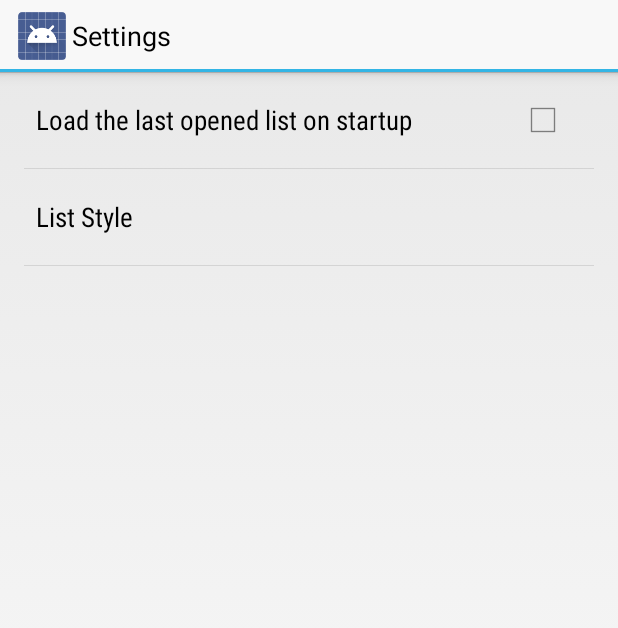
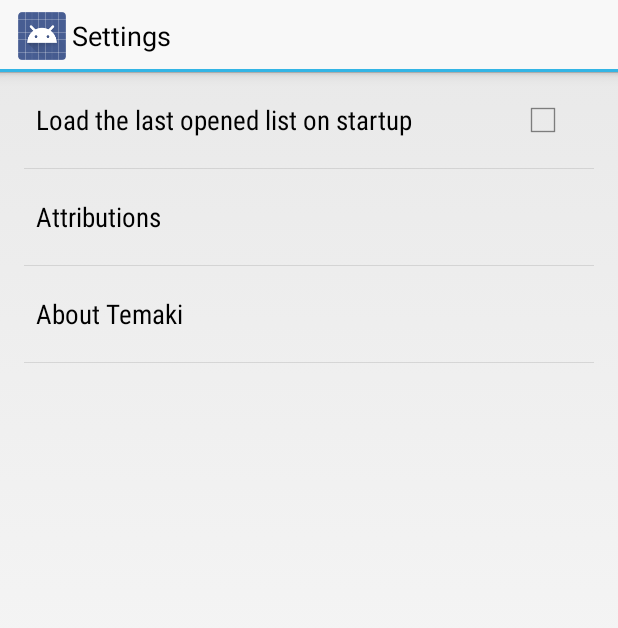
Before and after one commit to jffrymrtn/temaki, an Android app: the screen it shows after launch (SettingsActivity), in the options menu, after a tap on "Settings", on a phone screen of 412 x 824 dp. Shown: the top 628 px of the screen. Run offline under Robolectric (Android 15) with nearby library versions, the phone set to English and light mode, and no system bars; 3 statements that could not run were skipped.

Commit message:
Updated Settings with About and Attribution Several UI enhancements and layout refactoring Added icons to Edit and Delete context menus Several bug fixes

```diff
--- a/src/main/AndroidManifest.xml
+++ b/src/main/AndroidManifest.xml
@@ -1,8 +1,8 @@
 <?xml version="1.0" encoding="utf-8"?>
 <manifest xmlns:android="http://schemas.android.com/apk/res/android"
     package="com.jmartin.temaki"
-    android:versionCode="1"
-    android:versionName="1.0" >
+    android:versionCode="2"
+    android:versionName="1.1" >
 
     <uses-sdk
         android:minSdkVersion="14"
--- a/src/main/java/com/jmartin/temaki/MainDrawerActivity.java
+++ b/src/main/java/com/jmartin/temaki/MainDrawerActivity.java
@@ -97,6 +97,7 @@ public class MainDrawerActivity extends FragmentActivity
         // If there is a list to load, load it
         if (!loadedListName.equalsIgnoreCase("")) {
             loadedList = lists.get(loadedListName);
+            selectedItemPos = drawerItems.indexOf((loadedListName));
         }
 
         // Set the Navigation Drawer up
@@ -104,7 +105,7 @@ public class MainDrawerActivity extends FragmentActivity
         listsDrawerListView = (ListView) findViewById(R.id.lists_drawer);
 
         // Set the drawer ListView Header
-        View drawerListViewHeaderView = getLayoutInflater().inflate(R.layout.drawer_header, null);
+        View drawerListViewHeaderView = getLayoutInflater().inflate(R.layout.drawer_newlist_header, null);
         listsDrawerListView.addHeaderView(drawerListViewHeaderView);
 
         // Set drawer ListView adapter
@@ -220,7 +221,14 @@ public class MainDrawerActivity extends FragmentActivity
 
     @Override
     public void onFinishAlertDialog() {
-        deleteList(drawerItems.get(selectedItemPos));
+        try {
+            // Normal delete procedure for saved lists
+            deleteList(drawerItems.get(selectedItemPos));
+        } catch (ArrayIndexOutOfBoundsException e) {
+            // Only happens when we try to delete a new list that hasn't been saved yet,
+            // Let's just load a new list in this case (kind of like a "clear" function)
+            loadListIntoFragment(null, null);
+        }
     }
 
     @Override
@@ -262,6 +270,11 @@ public class MainDrawerActivity extends FragmentActivity
     }
 
     private void deleteList(String listName) {
+        // If one of these don't contain the list, it means it was never persisted. Return here
+        if (!(lists.containsKey(listName) && drawerItems.contains(listName))) {
+            return;
+        }
+
         lists.remove(listName);
 
         drawerItems.remove(drawerItems.indexOf(listName));
@@ -322,6 +335,8 @@ public class MainDrawerActivity extends FragmentActivity
         // If the user wants to load the last opened list on startup, save the list's name
         if (sharedPrefs.getBoolean(SettingsActivity.KEY_PREF_STARTUP_OPTION, false)) {
             sharedPrefsEditor.putString(LAST_OPENED_LIST_SP_KEY, mainListsFragment.getListName());
+        } else {
+            sharedPrefsEditor.putString(LAST_OPENED_LIST_SP_KEY, "");
         }
 
         Gson gson = new Gson();
@@ -405,7 +420,7 @@ public class MainDrawerActivity extends FragmentActivity
             listName = getDefaultTitle();
         }
 
-        if (listItems.size() > 0) {
+        if ((listItems.size() > 0) || (lists.containsKey(listName))) {
             lists.put(listName, listItems);
             updateDrawer(listName);
         }
--- a/src/main/java/com/jmartin/temaki/MainListsFragment.java
+++ b/src/main/java/com/jmartin/temaki/MainListsFragment.java
@@ -4,6 +4,7 @@ import android.app.Fragment;
 import android.app.FragmentManager;
 import android.content.Context;
 import android.content.Intent;
+import android.graphics.Typeface;
 import android.os.Bundle;
 import android.view.ActionMode;
 import android.view.KeyEvent;
@@ -51,6 +52,7 @@ public class MainListsFragment extends Fragment
     /* Used for keeping track of selected item. Ideally don't want to do it this way but isSelected
     * is not working in the click listener below.*/
     private int selectedItemPos = -1;
+    private TextView selectedItemView = null;
 
     public MainListsFragment() {
         super();
@@ -113,6 +115,7 @@ public class MainListsFragment extends Fragment
     }
 
     private void clearItemSelection() {
+        selectedItemView = null;
         selectedItemPos = -1;
         itemsListAdapter.notifyDataSetChanged();
     }
@@ -212,6 +215,7 @@ public class MainListsFragment extends Fragment
             } else {
                 view.setSelected(true);
                 selectedItemPos = position;
+                selectedItemView = (TextView) view;
 
                 // Show Contextual ActionBar
                 if (actionMode == null) {
--- /dev/null
+++ b/src/main/java/com/jmartin/temaki/settings/InformationDialogPreference.java
@@ -0,0 +1,22 @@
+package com.jmartin.temaki.settings;
+
+import android.content.Context;
+import android.preference.DialogPreference;
+import android.util.AttributeSet;
+
+import com.jmartin.temaki.R;
+
+/**
+ * Created by jeff on 2013-08-21.
+ */
+public class InformationDialogPreference extends DialogPreference {
+
+    public InformationDialogPreference(Context context, AttributeSet attrs) {
+        super(context, attrs);
+
+        setDialogLayoutResource(R.layout.information_dialog);
+        setPositiveButtonText(android.R.string.ok);
+        setNegativeButtonText(null);
+        setDialogIcon(null);
+    }
+}
--- a/src/main/res/layout/generic_name_dialog_fragment.xml
+++ b/src/main/res/layout/generic_name_dialog_fragment.xml
@@ -47,7 +47,7 @@
             android:layout_alignParentTop="true"
             android:layout_alignParentLeft="true"
             android:textAllCaps="true"
-            android:text="@string/cancel_dialog_button_text"
+            android:text="@android:string/cancel"
             android:background="?android:attr/selectableItemBackground"
             style="?android:attr/borderlessButtonStyle" />
         <Button
--- a/src/main/res/menu/main_list_item_context_menu.xml
+++ b/src/main/res/menu/main_list_item_context_menu.xml
@@ -1,10 +1,11 @@
 <menu xmlns:android="http://schemas.android.com/apk/res/android">
-    <item android:id="@+id/context_menu_mark_as_important"
-          android:title="@string/highlight" />
-
     <item android:id="@+id/context_menu_edit"
-          android:title="@string/context_menu_edit_item" />
+          android:icon="@drawable/ic_edit"
+          android:title="@string/context_menu_edit_item"
+          android:showAsAction="withText|ifRoom" />
 
     <item android:id="@+id/context_menu_delete"
-          android:title="@string/universal_delete_string" />
+          android:icon="@drawable/ic_delete"
+          android:title="@string/universal_delete_string"
+          android:showAsAction="withText|ifRoom" />
 </menu>
--- a/src/main/res/values/colors.xml
+++ b/src/main/res/values/colors.xml
@@ -11,4 +11,5 @@
     <color name="main_background">#ffd2d2d2</color>
     <color name="main_list_divider">#ffababab</color>
     <color name="ab_edittext_background">#fff8f8f8</color>
+    <color name="highlights_drawer_header_background">#ff4e4e4f</color>
 </resources>
--- a/src/main/res/values/strings.xml
+++ b/src/main/res/values/strings.xml
@@ -6,28 +6,29 @@
     <string name="close_drawer">Close Drawer</string>
     <string name="add_new_item_edit_text_hint">Add a new item&#8230;</string>
     <string name="done_dialog_button_text">Done</string>
-    <string name="cancel_dialog_button_text">Cancel</string>
     <string name="context_menu_edit_item">Edit</string>
     <string name="universal_delete_string">Delete</string>
-    <string name="universal_okay_string">Okay</string>
     <string name="ab_menu_new_list">New List</string>
     <string name="ab_menu_delete_list">Delete List</string>
     <string name="ab_menu_rename_list">Rename List</string>
-    <string name="highlight">Highlight</string>
 
+    <string name="pref_startup_option_title">Load the last opened list on startup</string>
+    <string name="pref_list_style_option_title">List Style</string>
+    <string name="pref_attribution_dialog_title">Attributions</string>
+    <string name="pref_about_dialog_title">About Temaki</string>
     <!-- Long String Content -->
     <string name="about_string">
-        Temaki v1.25\n
+        Temaki v1.1\n
         2013\n\n
-        Developed by: Jeff Martin\n\n
-        Temaki is an open source project at:\n\n
+
+        Temaki is an open source project.\n
+        If you\'re a developer and want to contribute, visit:\n
         http://github.com/mjeff/Temaki-Lists \n\n
     </string>
 
     <string name="attribution_string">
-        The following third-party libraries were used in parts of this app. Thank you to all!\n\n
+        The following third-party libraries were used in parts of this app.\n
+        Thank you to all!\n\n
         No third party libraries were used yet as of this app version.\n\n
     </string>
-    <string name="pref_startup_option_title">Load the last opened list on startup</string>
-    <string name="pref_list_style_option_title">List Style</string>
 </resources>
--- a/src/main/res/xml/preferences.xml
+++ b/src/main/res/xml/preferences.xml
@@ -6,11 +6,19 @@
         android:key="pref_startup_option"
         android:title="@string/pref_startup_option_title"
         android:defaultValue="false" />
-    <ListPreference
+    <!--<ListPreference
         android:key="pref_list_style"
         android:title="@string/pref_list_style_option_title"
         android:dialogTitle="@string/pref_list_style_option_title"
         android:entries="@array/list_style_array"
         android:entryValues="@array/list_style_array"
-            android:defaultValue="No List Style" />
+        android:defaultValue="No List Style" />-->
+    <com.jmartin.temaki.settings.InformationDialogPreference
+        android:dialogMessage="@string/attribution_string"
+        android:dialogTitle="@string/pref_attribution_dialog_title"
+        android:title="@string/pref_attribution_dialog_title" />
+    <com.jmartin.temaki.settings.InformationDialogPreference
+        android:dialogMessage="@string/about_string"
+        android:dialogTitle="@string/pref_about_dialog_title"
+        android:title="@string/pref_about_dialog_title"/>
 </PreferenceScreen>
```
Also changed, not shown: src/main/java/com/jmartin/temaki/dialog/SettingsAlertDialog.java (deleted, +0 -52 lines), src/main/res/layout/delete_confirmation_dialog_fragment.xml (+1 -7 lines), src/main/res/layout/drawer_highlights_header.xml (added, +21 -0 lines), src/main/res/layout/information_dialog.xml (added, +17 -0 lines), src/main/res/layout/settings_alert_dialog_fragment.xml (deleted, +0 -42 lines), src/main/res/layout/drawer_newlist_header.xml (renamed from src/main/res/layout/drawer_header.xml). Lines whose indentation alone changed are shown as unchanged.
